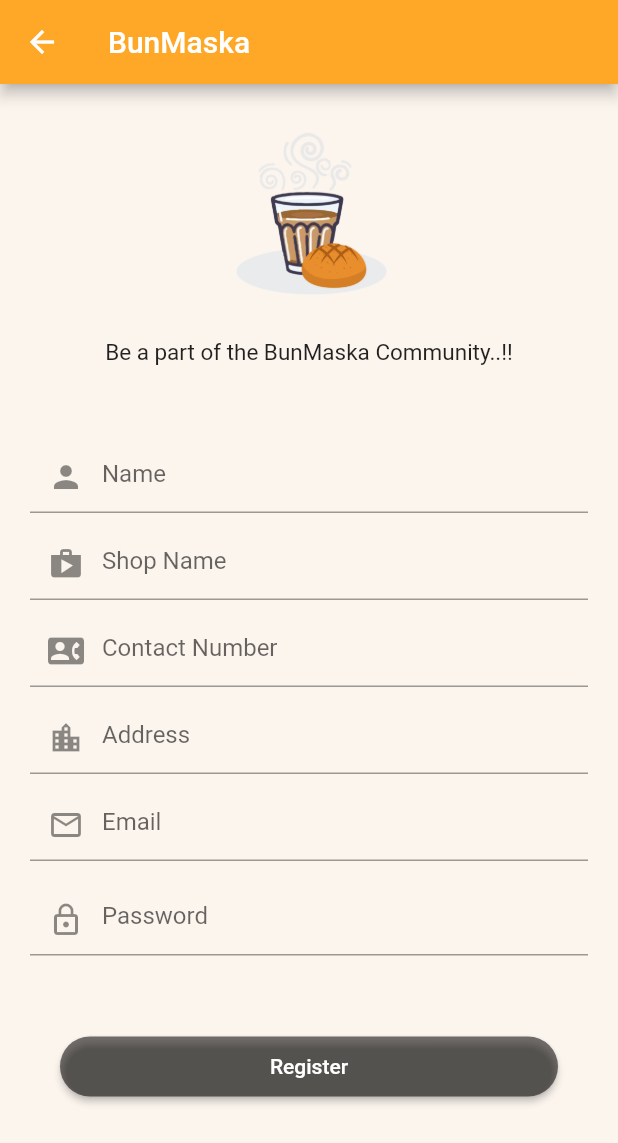
After one commit to mysterio0801/BunMaska, a Flutter app: the RegisterDistributor screen opened directly, on a phone screen of 412 x 824 dp. The commit adds this screen. Shown: the top 1143 px of the screen. Run offline on Flutter 3.47's test engine with Material 2 defaults, Android fonts, the phone set to English and light mode, and no system bars; our stand-ins replace animated_text_kit.

Commit message:
Added registration screen

```diff
--- /dev/null
+++ b/frontend/lib/screens/distributor_home.dart
@@ -0,0 +1,18 @@
+import 'package:flutter/material.dart';
+
+class DistributorHomeScreen extends StatefulWidget {
+  @override
+  _DistributorHomeScreenState createState() => _DistributorHomeScreenState();
+}
+
+class _DistributorHomeScreenState extends State<DistributorHomeScreen> {
+  @override
+  Widget build(BuildContext context) {
+    return Scaffold(
+      backgroundColor: Color(0xfffcf5ee),
+      appBar: AppBar(
+        title: Text('BunMaska'),
+      ),
+    );
+  }
+}
--- a/frontend/lib/screens/login_distributor.dart
+++ b/frontend/lib/screens/login_distributor.dart
@@ -1,4 +1,5 @@
 import 'package:flutter/material.dart';
+import 'package:frontend/screens/register_distributor.dart';
 
 class LoginDistributor extends StatefulWidget {
   @override
@@ -27,7 +28,7 @@ class _LoginDistributorState extends State<LoginDistributor> {
                 Padding(
                   padding: const EdgeInsets.symmetric(horizontal: 20),
                   child: Text(
-                    'Be a part of the BunMaska community.',
+                    'Welcome Back...',
                     style: TextStyle(
                       fontSize: 25,
                     ),
@@ -37,7 +38,9 @@ class _LoginDistributorState extends State<LoginDistributor> {
                 Padding(
                   padding: const EdgeInsets.all(25.0),
                   child: RaisedButton(
-                    onPressed: null,
+                    onPressed: (){
+                      Navigator.push(context, MaterialPageRoute(builder: (context) => RegisterDistributor()),);
+                    },
                     child: Text(
                       'Register',
                       style: TextStyle(fontSize: 17, color: Colors.white),
--- /dev/null
+++ b/frontend/lib/screens/register_distributor.dart
@@ -0,0 +1,103 @@
+import 'dart:ui';
+import 'package:animated_text_kit/animated_text_kit.dart';
+import 'package:flutter/material.dart';
+import 'package:frontend/screens/distributor_home.dart';
+
+class RegisterDistributor extends StatefulWidget {
+  @override
+  _RegisterDistributorState createState() => _RegisterDistributorState();
+}
+
+class _RegisterDistributorState extends State<RegisterDistributor> {
+  @override
+  Widget build(BuildContext context) {
+    return Scaffold(
+      appBar: AppBar(
+        title: Text('BunMaska'),
+      ),
+      backgroundColor: Color(0xfffcf5ee),
+      body: Column(
+        mainAxisAlignment: MainAxisAlignment.center,
+        crossAxisAlignment: CrossAxisAlignment.center,
+        children: [
+          Expanded(
+            child: ListView(
+              children: [
+                Image(image: AssetImage('images/bun_maska.png'),
+                  height: 170.0,
+                  width: 170.0,
+                ),
+                Center(
+                  child: TyperAnimatedTextKit(
+                    text: ['Be a part of the BunMaska Community..!!'],
+                    textStyle: TextStyle(fontSize: 15.0),
+                  ),
+                ),
+                SizedBox(height: 45.0),
+                Padding(
+                  padding: const EdgeInsets.symmetric(horizontal: 20.0, vertical: 5.0),
+                  child: TextFormField(
+                    decoration: textfieldDecor('Name', Icon(Icons.person)),
+                  ),
+                ),
+                Padding(
+                  padding: const EdgeInsets.symmetric(horizontal: 20.0, vertical: 5.0),
+                  child: TextFormField(
+                    decoration: textfieldDecor('Shop Name', Icon(Icons.shop)),
+                  ),
+                ),
+                Padding(
+                  padding: const EdgeInsets.symmetric(horizontal: 20.0, vertical: 5.0),
+                  child: TextFormField(
+                    decoration: textfieldDecor('Contact Number', Icon(Icons.contact_phone)),
+                  ),
+                ),
+                Padding(
+                  padding: const EdgeInsets.symmetric(horizontal: 20.0, vertical: 5.0),
+                  child: TextFormField(
+                    decoration: textfieldDecor('Address', Icon(Icons.location_city_outlined)),
+                  ),
+                ),
+                Padding(
+                  padding: const EdgeInsets.symmetric(horizontal: 20.0, vertical: 5.0),
+                  child: TextFormField(
+                    decoration: textfieldDecor('Email', Icon(Icons.email_outlined)),
+                  ),
+                ),
+                Padding(
+                  padding: const EdgeInsets.symmetric(horizontal: 20.0, vertical: 10.0),
+                  child: TextFormField(
+                    obscureText: true,
+                    decoration: textfieldDecor('Password', Icon(Icons.lock_outline)),
+                  ),
+                ),
+                Padding(
+                  padding: const EdgeInsets.symmetric(horizontal: 40.0, vertical: 40.0),
+                  child: RaisedButton(
+                    onPressed: () {
+                      Navigator.push(context, MaterialPageRoute(builder: (context) => DistributorHomeScreen()));
+                    },
+                    child: Text('Register',
+                      style: TextStyle(color: Colors.white),
+                    ),
+                  ),
+                ),
+              ],
+            ),
+          ),
+        ],
+      ),
+    );
+  }
+
+  //TextField Decoration
+  InputDecoration textfieldDecor(String hint, Widget iconname) {
+    return InputDecoration(
+      prefixIcon: iconname,
+      hintText: hint,
+      disabledBorder: OutlineInputBorder(
+        borderSide: BorderSide(color: Colors.grey),
+      ),
+    );
+  }
+}
--- a/frontend/pubspec.yaml
+++ b/frontend/pubspec.yaml
@@ -28,6 +28,7 @@ dependencies:
   # Use with the CupertinoIcons class for iOS style icons.
   cupertino_icons: ^1.0.0
   splashscreen: ^1.3.3
+  animated_text_kit: ^2.5.4
 
 dev_dependencies:
   flutter_test:
```
Also changed, not shown: frontend/pubspec.lock.
